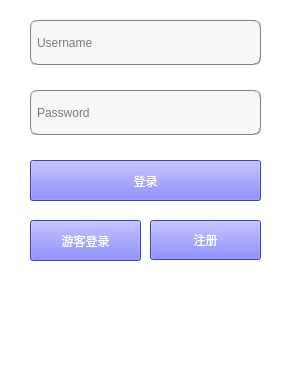
Old version of the form login.ui in the repository Nahjs/Bejeweled.
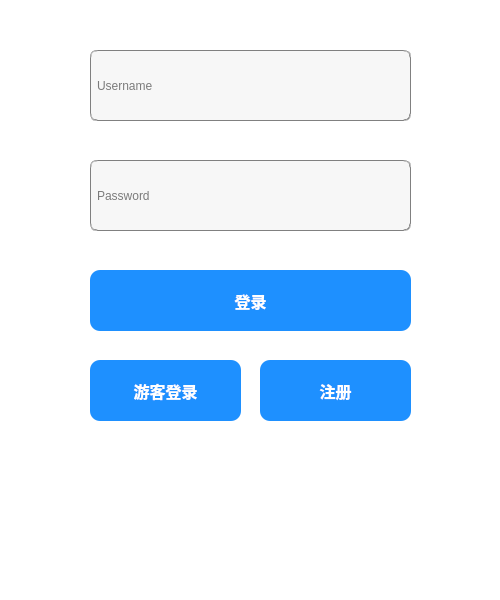
New version of the form. Icons and pictures are not drawn.

Commit message: 游戏界面微调

What changed in the file:
```diff
--- a/login.ui
+++ b/login.ui
@@ -6,8 +6,8 @@
    <rect>
     <x>0</x>
     <y>0</y>
-    <width>293</width>
-    <height>365</height>
+    <width>500</width>
+    <height>600</height>
    </rect>
   </property>
   <property name="windowTitle">
@@ -26,10 +26,10 @@
    <widget class="QLineEdit" name="lineEdit_username">
     <property name="geometry">
      <rect>
-      <x>30</x>
-      <y>20</y>
-      <width>231</width>
-      <height>45</height>
+      <x>90</x>
+      <y>50</y>
+      <width>321</width>
+      <height>71</height>
      </rect>
     </property>
     <property name="minimumSize">
@@ -51,10 +51,10 @@
    <widget class="QLineEdit" name="lineEdit_password">
     <property name="geometry">
      <rect>
-      <x>30</x>
-      <y>90</y>
-      <width>231</width>
-      <height>45</height>
+      <x>90</x>
+      <y>160</y>
+      <width>321</width>
+      <height>71</height>
      </rect>
     </property>
     <property name="minimumSize">
@@ -79,10 +79,10 @@
    <widget class="QPushButton" name="btn_signin">
     <property name="geometry">
      <rect>
-      <x>30</x>
-      <y>160</y>
-      <width>231</width>
-      <height>41</height>
+      <x>90</x>
+      <y>270</y>
+      <width>321</width>
+      <height>61</height>
      </rect>
     </property>
     <property name="minimumSize">
@@ -92,8 +92,25 @@
      </size>
     </property>
     <property name="styleSheet">
-     <string notr="true">background-color: rgb(85, 85, 255);
-color: rgb(255, 255, 255);</string>
+     <string notr="true">QPushButton {
+    background-color: #1e90ff; /* 按钮背景色 */
+    border: none;
+    border-radius: 10px;
+    color: white;
+    font-size: 16px;
+    padding: 10px 20px;
+    font-weight: bold;
+    box-shadow: 5px 5px 15px rgba(0, 0, 0, 0.3); /* 模拟阴影 */
+}
+
+QPushButton:hover {
+    background-color: #4682b4;
+}
+
+QPushButton:pressed {
+    background-color: #5f9ea0;
+}
+</string>
     </property>
     <property name="text">
      <string>登录</string>
@@ -102,10 +119,10 @@
    <widget class="QPushButton" name="btn_signup">
     <property name="geometry">
      <rect>
-      <x>150</x>
-      <y>220</y>
-      <width>111</width>
-      <height>40</height>
+      <x>260</x>
+      <y>360</y>
+      <width>151</width>
+      <height>61</height>
      </rect>
     </property>
     <property name="minimumSize">
@@ -115,8 +132,25 @@
      </size>
     </property>
     <property name="styleSheet">
-     <string notr="true">background-color: rgb(85, 85, 255);
-color: rgb(255, 255, 255);</string>
+     <string notr="true">QPushButton {
+    background-color: #1e90ff; /* 按钮背景色 */
+    border: none;
+    border-radius: 10px;
+    color: white;
+    font-size: 16px;
+    padding: 10px 20px;
+    font-weight: bold;
+    box-shadow: 5px 5px 15px rgba(0, 0, 0, 0.3); /* 模拟阴影 */
+}
+
+QPushButton:hover {
+    background-color: #4682b4;
+}
+
+QPushButton:pressed {
+    background-color: #5f9ea0;
+}
+</string>
     </property>
     <property name="text">
      <string>注册</string>
@@ -125,12 +159,15 @@
    <widget class="QLabel" name="label_guestTip">
     <property name="geometry">
      <rect>
-      <x>30</x>
-      <y>280</y>
-      <width>231</width>
-      <height>71</height>
+      <x>90</x>
+      <y>460</y>
+      <width>321</width>
+      <height>101</height>
      </rect>
     </property>
+    <property name="styleSheet">
+     <string notr="true">font: 700 12pt &quot;Microsoft YaHei UI&quot;;</string>
+    </property>
     <property name="alignment">
      <set>Qt::AlignLeading|Qt::AlignLeft|Qt::AlignTop</set>
     </property>
@@ -138,15 +175,32 @@
    <widget class="QPushButton" name="btn_guest">
     <property name="geometry">
      <rect>
-      <x>30</x>
-      <y>220</y>
-      <width>111</width>
-      <height>41</height>
+      <x>90</x>
+      <y>360</y>
+      <width>151</width>
+      <height>61</height>
      </rect>
     </property>
     <property name="styleSheet">
-     <string notr="true">background-color: rgb(85, 85, 255);
-color: rgb(255, 255, 255);</string>
+     <string notr="true">QPushButton {
+    background-color: #1e90ff; /* 按钮背景色 */
+    border: none;
+    border-radius: 10px;
+    color: white;
+    font-size: 16px;
+    padding: 10px 20px;
+    font-weight: bold;
+    box-shadow: 5px 5px 15px rgba(0, 0, 0, 0.3); /* 模拟阴影 */
+}
+
+QPushButton:hover {
+    background-color: #4682b4;
+}
+
+QPushButton:pressed {
+    background-color: #5f9ea0;
+}
+</string>
     </property>
     <property name="text">
      <string>游客登录</string>
```
The commit also changes 2 other files.
